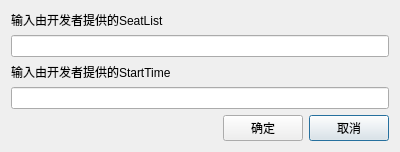
First picture: the form in SeatListWindow.ui, repository pythonwby/SeatChanger, before the edit.
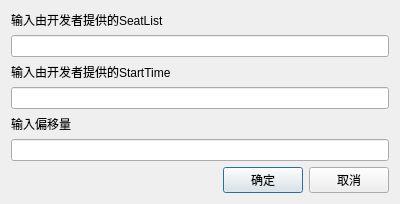
Second picture: the form after the edit.

What changed in the file:
```diff
--- a/SeatListWindow.ui
+++ b/SeatListWindow.ui
@@ -10,7 +10,7 @@
     <x>0</x>
     <y>0</y>
     <width>400</width>
-    <height>150</height>
+    <height>187</height>
    </rect>
   </property>
   <property name="sizePolicy">
@@ -25,21 +25,17 @@
   <layout class="QGridLayout" name="gridLayout_2">
    <item row="2" column="1" rowspan="2">
     <layout class="QGridLayout" name="gridLayout">
-     <item row="4" column="2">
-      <widget class="QPushButton" name="pushButton_2">
-       <property name="text">
-        <string>取消</string>
-       </property>
-      </widget>
-     </item>
-     <item row="4" column="1">
+     <item row="6" column="1">
       <widget class="QPushButton" name="pushButton">
        <property name="text">
         <string>确定</string>
        </property>
       </widget>
      </item>
-     <item row="4" column="0">
+     <item row="1" column="0" colspan="3">
+      <widget class="QLineEdit" name="lineEdit_2"/>
+     </item>
+     <item row="6" column="0">
       <spacer name="horizontalSpacer">
        <property name="orientation">
         <enum>Qt::Horizontal</enum>
@@ -52,6 +48,27 @@
        </property>
       </spacer>
      </item>
+     <item row="0" column="0" colspan="3">
+      <widget class="QLabel" name="label">
+       <property name="text">
+        <string>输入由开发者提供的SeatList</string>
+       </property>
+      </widget>
+     </item>
+     <item row="4" column="0" colspan="3">
+      <widget class="QLabel" name="label_3">
+       <property name="text">
+        <string>输入偏移量</string>
+       </property>
+      </widget>
+     </item>
+     <item row="6" column="2">
+      <widget class="QPushButton" name="pushButton_2">
+       <property name="text">
+        <string>取消</string>
+       </property>
+      </widget>
+     </item>
      <item row="3" column="0" colspan="3">
       <widget class="QLineEdit" name="lineEdit"/>
      </item>
@@ -62,15 +79,8 @@
        </property>
       </widget>
      </item>
-     <item row="1" column="0" colspan="3">
-      <widget class="QLineEdit" name="lineEdit_2"/>
-     </item>
-     <item row="0" column="0" colspan="3">
-      <widget class="QLabel" name="label">
-       <property name="text">
-        <string>输入由开发者提供的SeatList</string>
-       </property>
-      </widget>
+     <item row="5" column="0" colspan="3">
+      <widget class="QLineEdit" name="lineEdit_3"/>
      </item>
     </layout>
    </item>
```
